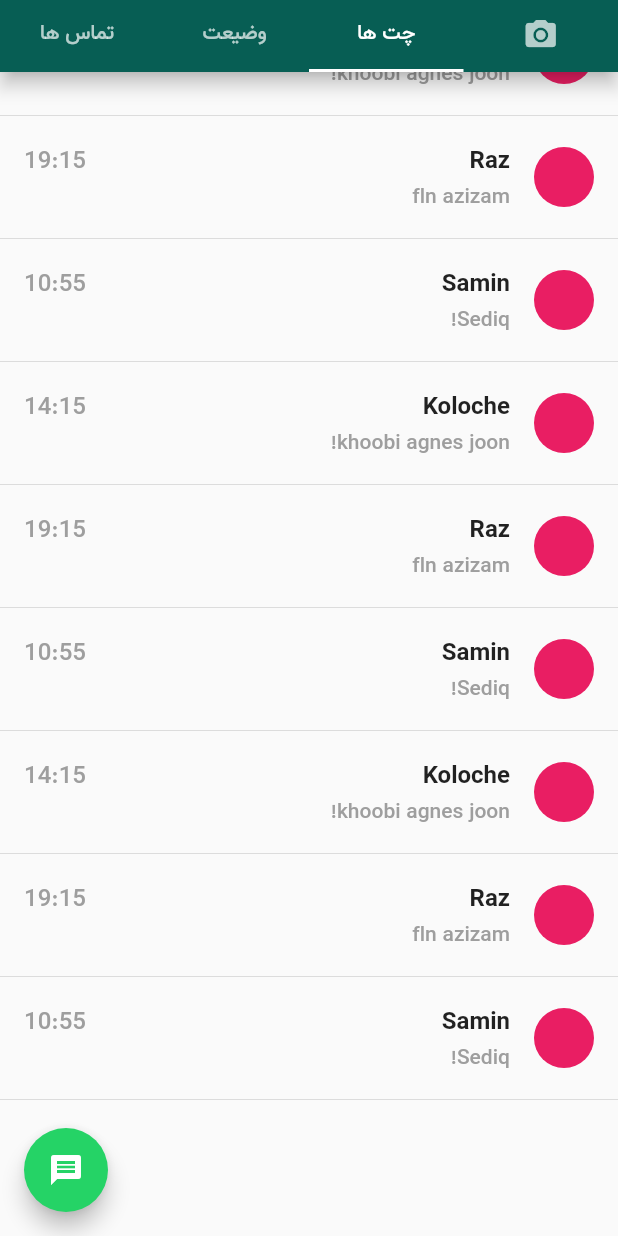
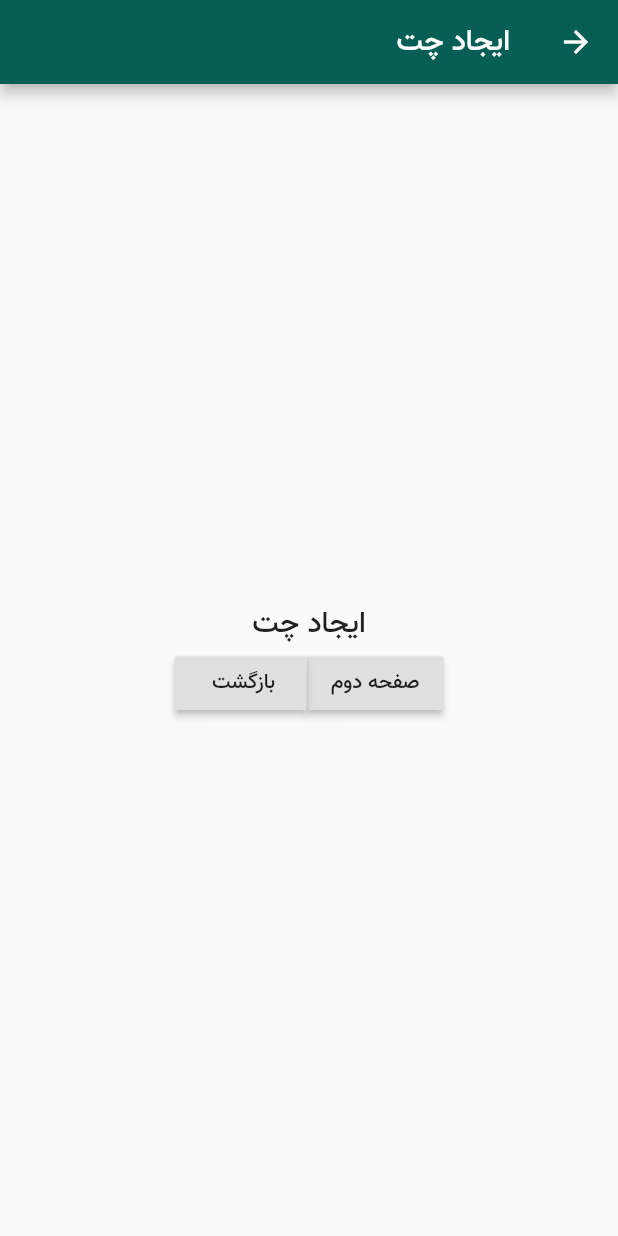
Before and after one commit to SediqeZangane/flutter_exercise, a Flutter app: the screen it shows after launch, scrolled down 104 dp, after a tap on the "message" icon, on a phone screen of 412 x 824 dp. Run offline on Flutter 3.47's test engine with Material 2 defaults, Android fonts, the phone set to English and light mode, and no system bars; our stand-ins replace font_awesome_flutter, rxdart.

Commit message:
rocket30 Navigator-push-pop

```diff
--- a/lib/rocket27_Pages/Chat_Screen.dart
+++ b/lib/rocket27_Pages/Chat_Screen.dart
@@ -1,18 +1,26 @@
 import 'package:flutter/material.dart';
+import 'package:flutter_exercise/rocket27_Pages/rocket30-single_chat_screen.dart';
 import 'package:flutter_exercise/rocket28_ChatModel.dart';
 
 class ChatScreen extends StatelessWidget {
   @override
   Widget build(BuildContext context) {
     return ListView.builder(
-      itemCount: ChatData.length,
+      itemCount: ChatDataList.length,
       itemBuilder: (
         context,
         index,
       ) {
         return new Column(
           children: <Widget>[
-            new ListTile(
+            new GestureDetector(
+              onTap: () {
+                Navigator.push(context, MaterialPageRoute(builder: (context) {
+                  return new singleChatScreen(chatModel: ChatDataList[index],
+                  );
+                }));
+              },
+              child: new ListTile(
                 leading: new CircleAvatar(
                   backgroundColor: Colors.pink,
                 ),
@@ -20,20 +28,21 @@ class ChatScreen extends StatelessWidget {
                   mainAxisAlignment: MainAxisAlignment.spaceBetween,
                   children: <Widget>[
                     new Text(
-                    ChatData[index].name,
+                      ChatDataList[index].name,
                       style: TextStyle(
                         fontWeight: FontWeight.bold,
                       ),
                     ),
                     new Text(
-                    ChatData[index].time,
+                      ChatDataList[index].time,
                       style: TextStyle(color: Colors.grey),
                     ),
                   ],
                 ),
                 subtitle: new Text(
-                ChatData[index].message,
+                  ChatDataList[index].message,
                   style: TextStyle(color: Colors.grey),
+                ),
               ),
             ),
             new Divider(
--- /dev/null
+++ b/lib/rocket27_Pages/rocket30-create_chat_screen.dart
@@ -0,0 +1,49 @@
+import 'package:flutter/material.dart';
+import 'package:flutter_exercise/rocket27_Pages/Camera_Screen.dart';
+
+class createChatScreen extends StatelessWidget {
+  @override
+  Widget build(BuildContext context) {
+    return Directionality(
+      textDirection: TextDirection.rtl,
+      child: Scaffold(
+        appBar: new AppBar(
+          title: new Text(
+            "ایجاد چت",
+            style: TextStyle(fontSize: 20),
+          ),
+        ),
+        body: new Center(
+            child: new Column(
+          mainAxisAlignment: MainAxisAlignment.center,
+          children: [
+            new Text(
+              "ایجاد چت",
+              style: TextStyle(fontSize: 20),
+            ),
+            new Row(
+              mainAxisAlignment: MainAxisAlignment.center,
+              children: [
+                new RaisedButton(
+                  onPressed: () {
+                    Navigator.push(context,
+                        new MaterialPageRoute(builder: (context) {
+                      return CameraScreen();
+                    }));
+                  },
+                  child: new Text("صفحه دوم"),
+                ),
+                new RaisedButton(
+                  onPressed: () {
+                    Navigator.pop(context);
+                  },
+                  child: new Text("بازگشت "),
+                ),
+              ],
+            )
+          ],
+        )),
+      ),
+    );
+  }
+}
--- a/lib/rocket28_ChatModel.dart
+++ b/lib/rocket28_ChatModel.dart
@@ -7,7 +7,7 @@ class ChatModel {
   ChatModel({this.name, this.message, this.time, this.avatarUrl});
 }
 
-List<ChatModel> ChatData = [
+List<ChatModel> ChatDataList = [
   new ChatModel(
     name: 'Koloche',
     message: 'khoobi agnes joon!',
--- a/lib/rocket29-whatsAppWithNestedScrollview.dart
+++ b/lib/rocket29-whatsAppWithNestedScrollview.dart
@@ -4,6 +4,8 @@ import 'package:flutter_exercise/rocket27_Pages/Call_Screen.dart';
 import 'package:flutter_exercise/rocket27_Pages/Camera_Screen.dart';
 import 'package:flutter_exercise/rocket27_Pages/Chat_Screen.dart';
 import 'package:flutter_exercise/rocket27_Pages/Status_Screen.dart';
+import 'package:flutter_exercise/rocket27_Pages/rocket30-create_chat_screen.dart';
+import 'package:flutter_exercise/rocket27_Pages/rocket30-setting_screen.dart';
 
 class WhatsApp extends StatefulWidget {
   @override
@@ -41,13 +43,17 @@ class _WhatsAppState extends State<WhatsApp> with TickerProviderStateMixin {
           padding: EdgeInsets.symmetric(horizontal: 8),
         ),
         new PopupMenuButton<String>(
-          // onSelected: (String choice) {
-          //   print(choice);
-          // },
+          onSelected: (String choice) {
+            if (choice == "setting") {
+              Navigator.push(context, new MaterialPageRoute(builder: (context) {
+                return settingScreen();
+              }));
+            }
+          },
           itemBuilder: (BuildContext context) {
             return [
               new PopupMenuItem(
-                // value: 'new_group',
+                value: 'new_group',
                 child: Row(
                   mainAxisAlignment: MainAxisAlignment.end,
                   children: [
@@ -56,7 +62,7 @@ class _WhatsAppState extends State<WhatsApp> with TickerProviderStateMixin {
                 ),
               ),
               new PopupMenuItem(
-                // value: 'setting',
+                value: 'setting',
                 child: Row(
                   mainAxisAlignment: MainAxisAlignment.end,
                   children: [
@@ -150,7 +156,9 @@ class _WhatsAppState extends State<WhatsApp> with TickerProviderStateMixin {
           color: Colors.white,
         ),
         onPressed: () {
-          print('open chat');
+          Navigator.push(context, new MaterialPageRoute(builder: (context) {
+            return createChatScreen();
+          }));
         },
       ),
     );
```
Also changed, not shown: lib/rocket27_Pages/rocket30-setting_screen.dart (added, +35 -0 lines), lib/rocket27_Pages/rocket30-single_chat_screen.dart (added, +74 -0 lines). Lines whose indentation alone changed are shown as unchanged.
